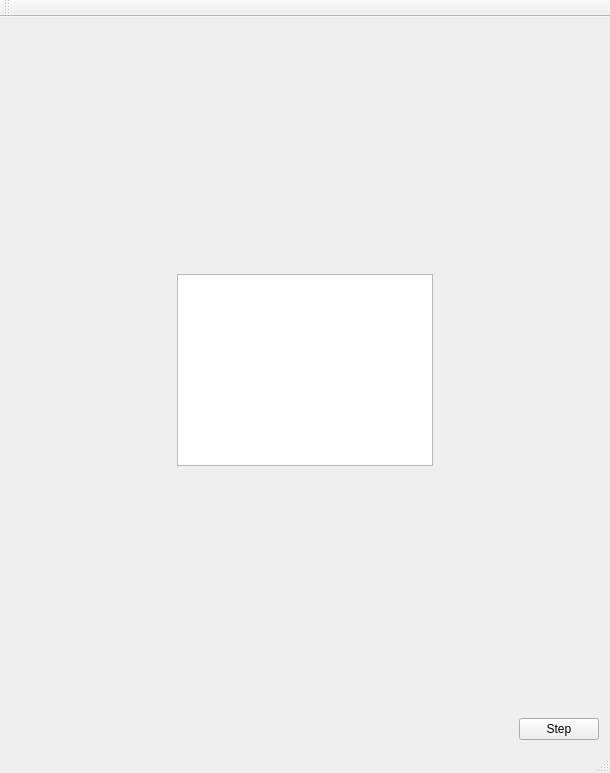
ASzwarc/ConwaysGameOfLife, file GameOfLife/mainwindow.ui: the form before one commit.
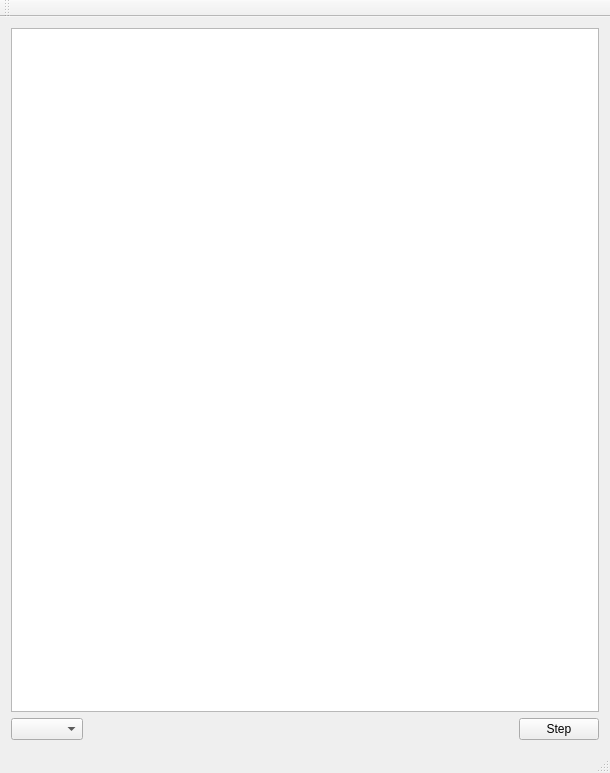
The form after the commit.

Commit message: Added combobox and function to populate it.

Patch:
```diff
--- a/GameOfLife/mainwindow.ui
+++ b/GameOfLife/mainwindow.ui
@@ -21,7 +21,7 @@
   </property>
   <widget class="QWidget" name="centralWidget">
    <layout class="QVBoxLayout" name="verticalLayout">
-    <item alignment="Qt::AlignHCenter|Qt::AlignVCenter">
+    <item>
      <widget class="QGraphicsView" name="mainGraphicsView">
       <property name="contextMenuPolicy">
        <enum>Qt::DefaultContextMenu</enum>
@@ -44,6 +44,9 @@
     </item>
     <item>
      <layout class="QHBoxLayout" name="horizontalLayout">
+      <item>
+       <widget class="QComboBox" name="configurationComboBox"/>
+      </item>
       <item>
        <spacer name="horizontalSpacer">
         <property name="orientation">
```
Left out of the diff: 2 changed lines with no effect on the pictures. The commit also changes 2 other files.
